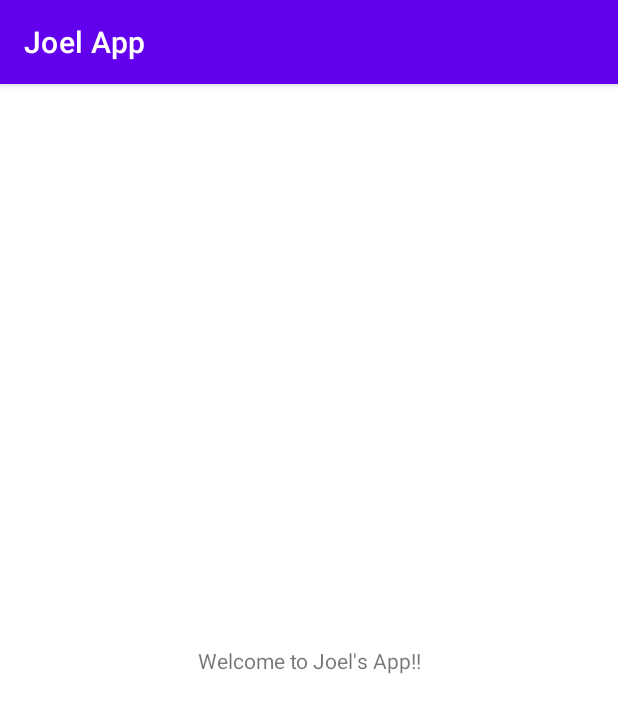
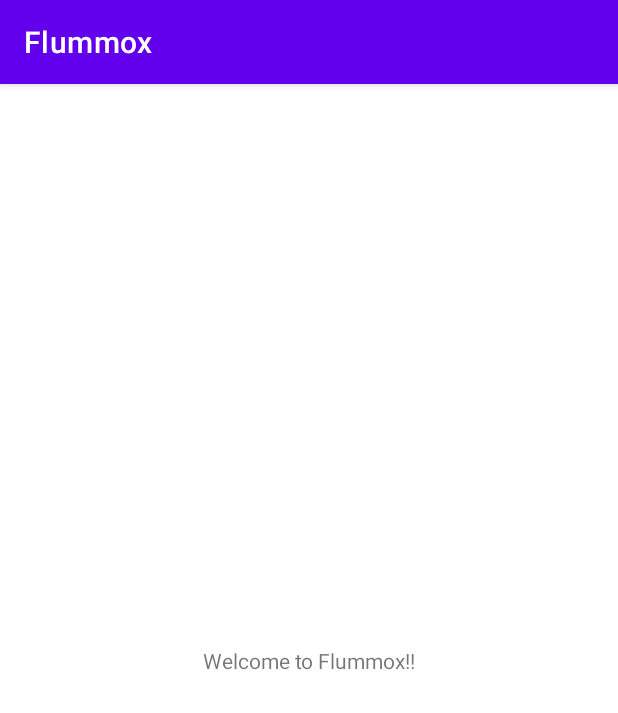
Before and after one commit to joelhart/CPTR405, an Android app: the screen it shows after launch (MainActivity), on a phone screen of 412 x 824 dp. Shown: the top 713 px of the screen. Run offline under Robolectric (Android 15) with nearby library versions, the phone set to English and light mode, and no system bars.

Commit message:
Name Change

```diff
--- a/JoelApp/app/src/main/res/values/strings.xml
+++ b/JoelApp/app/src/main/res/values/strings.xml
@@ -1,4 +1,4 @@
 <resources>
-    <string name="app_name">Joel App</string>
-    <string name="welcome">Welcome to Joel\'s App!!</string>
+    <string name="app_name">Flummox</string>
+    <string name="welcome">Welcome to Flummox!!</string>
 </resources>
```
Also changed, not shown: 1 other file.
